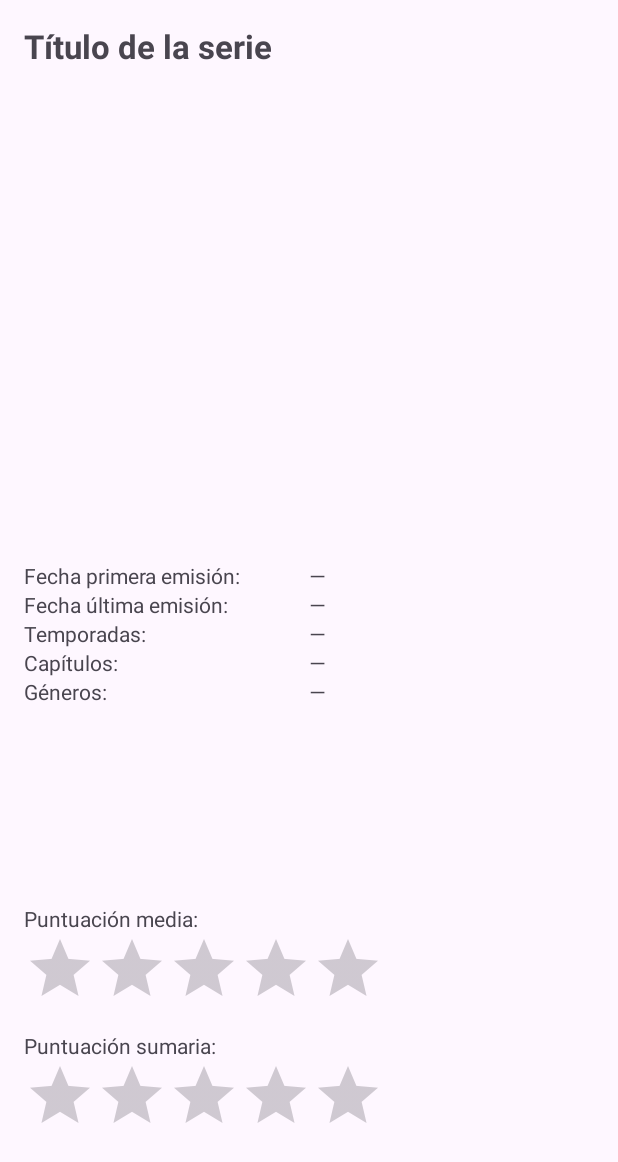
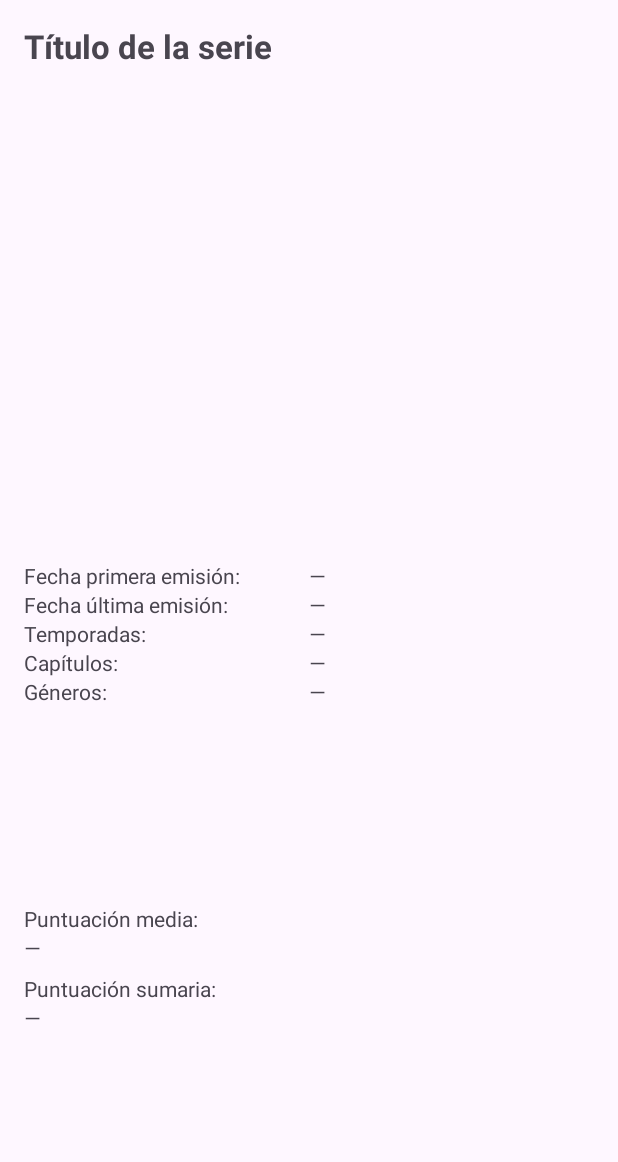
Before and after one commit to isunican/App-Movies-Grupo2, an Android app: the DetailsView screen opened directly, with no data from a screen before it, on a phone screen of 412 x 824 dp. Shown: the top 1162 px of the screen. Run offline under Robolectric (Android 15) with nearby library versions, the phone set to English and light mode, and no system bars; libraries missing offline, so code that uses them is left out: org.parceler; 4 statements that could not run were skipped.

Commit message:
Layout detalles serie implementado comprobado

```diff
--- a/AndroidProject/app/src/main/res/layout/activity_details.xml
+++ b/AndroidProject/app/src/main/res/layout/activity_details.xml
@@ -166,12 +166,11 @@
                     android:layout_height="wrap_content"
                     android:text="Puntuación media:" />
 
-                <RatingBar
-                    android:id="@+id/rbPuntMediaRellenar"
-                    android:layout_width="wrap_content"
+                <TextView
+                    android:id="@+id/tvPuntMediaRellenar"
+                    android:layout_width="match_parent"
                     android:layout_height="wrap_content"
-                    android:numStars="5"
-                    android:stepSize="0.5" />
+                    android:text="—" />
 
                 <TextView
                     android:id="@+id/tvPuntSumariaBase"
@@ -180,12 +179,12 @@
                     android:paddingTop="8dp"
                     android:text="Puntuación sumaria:" />
 
-                <RatingBar
-                    android:id="@+id/rbPuntSumariaRellenar"
-                    android:layout_width="wrap_content"
+                <TextView
+                    android:id="@+id/tvPuntumariaRellenar"
+                    android:layout_width="match_parent"
                     android:layout_height="wrap_content"
-                    android:numStars="5"
-                    android:stepSize="0.5" />
+                    android:text="—" />
+
             </LinearLayout>
         </LinearLayout>
     </LinearLayout>
```
